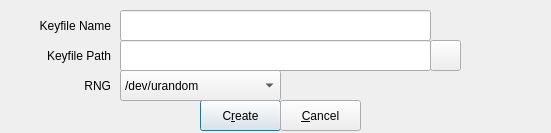
This is zuluCrypt-gui/createkeyfile.ui in mhogomchungu/zuluCrypt as Qt 5 draws it before an edit. The edited form follows.
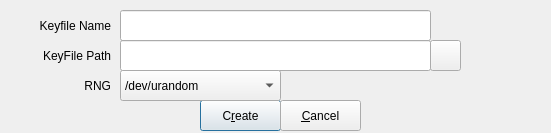
This is the edited form.

```diff
--- a/zuluCrypt-gui/createkeyfile.ui
+++ b/zuluCrypt-gui/createkeyfile.ui
@@ -122,7 +122,7 @@
     </rect>
    </property>
    <property name="text">
-    <string>Keyfile Path</string>
+    <string>KeyFile Path</string>
    </property>
    <property name="alignment">
     <set>Qt::AlignRight|Qt::AlignTrailing|Qt::AlignVCenter</set>
```
Left out of the diff: 2 changed lines with no effect on the pictures.
